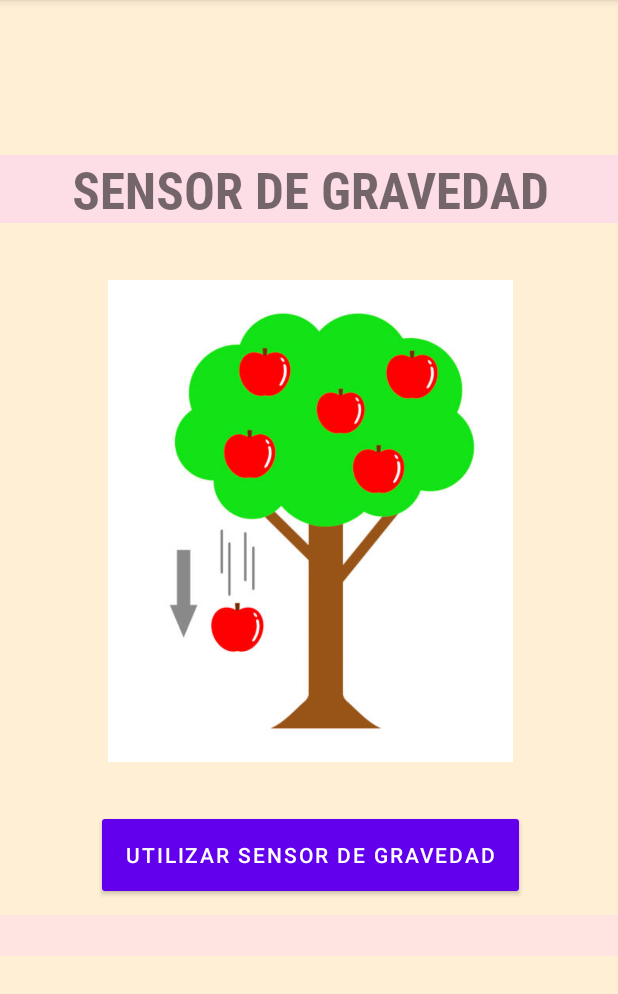
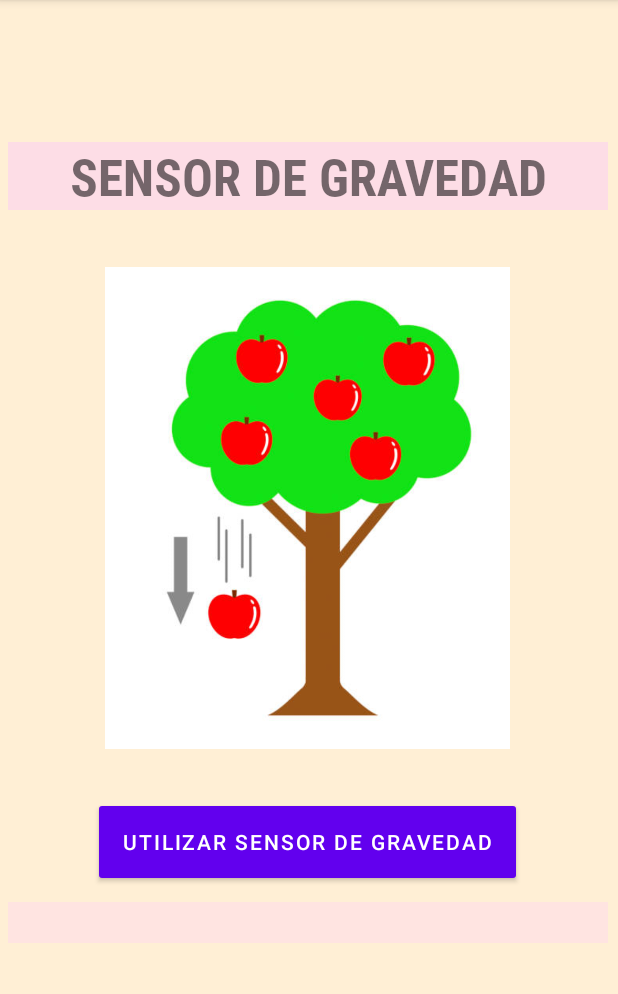
Before and after one commit to HPAIV-PF/Proyecto_Final, an Android app: the fragment GravityFragment placed in its activity, on a phone screen of 412 x 824 dp, the part 84-1078 px from its top. Run offline under Robolectric (Android 15) with nearby library versions, the phone set to English and light mode, and no system bars.

Commit message:
Programación del sensor de gravedad, Layout del sensor de gravedad e inicios del Layout de Sensores de Posicion

```diff
--- a/app/src/main/java/com/example/proyectofinal/GravityFragment.java
+++ b/app/src/main/java/com/example/proyectofinal/GravityFragment.java
@@ -18,7 +18,7 @@
 import androidx.fragment.app.Fragment;
 
 public class GravityFragment extends Fragment implements SensorEventListener {
-    //Programación del sensor de gravedad
+
     private Button gravBtn;
     private TextView gravValor;
     private TextView valueFields;
--- a/app/src/main/res/layout/fragment_gravity.xml
+++ b/app/src/main/res/layout/fragment_gravity.xml
@@ -9,15 +9,15 @@
 
     <LinearLayout
         android:id="@+id/linearLayout"
-        android:layout_width="414dp"
-        android:layout_height="557dp"
-        android:layout_marginTop="92dp"
+        android:layout_width="400dp"
+        android:layout_height="556dp"
+        android:layout_marginTop="84dp"
         android:divider="@drawable/divider"
         android:gravity="center"
         android:orientation="vertical"
         android:showDividers="middle"
         app:layout_constraintEnd_toEndOf="parent"
-        app:layout_constraintHorizontal_bias="0.4"
+        app:layout_constraintHorizontal_bias="0.454"
         app:layout_constraintStart_toStartOf="parent"
         app:layout_constraintTop_toTopOf="parent">
 
--- a/app/src/main/res/layout/fragment_position.xml
+++ b/app/src/main/res/layout/fragment_position.xml
@@ -63,11 +63,6 @@
                 android:textColor="#000000"
                 android:textSize="21sp" />
 
-            <TextView
-                android:id="@+id/txtView4"
-                android:layout_width="match_parent"
-                android:layout_height="wrap_content"
-                android:text="TextView" />
         </LinearLayout>
     </ScrollView>
 
```
